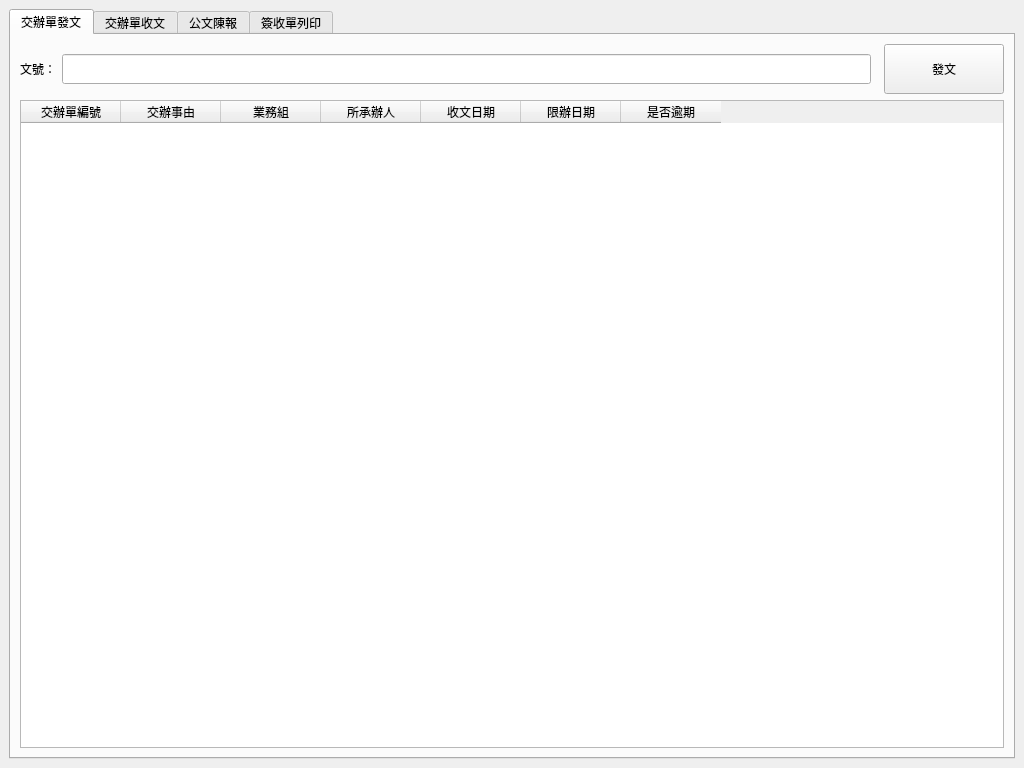
Above: Layout1.ui from jerrygskk/project_police before the change. Below: the same form after it.
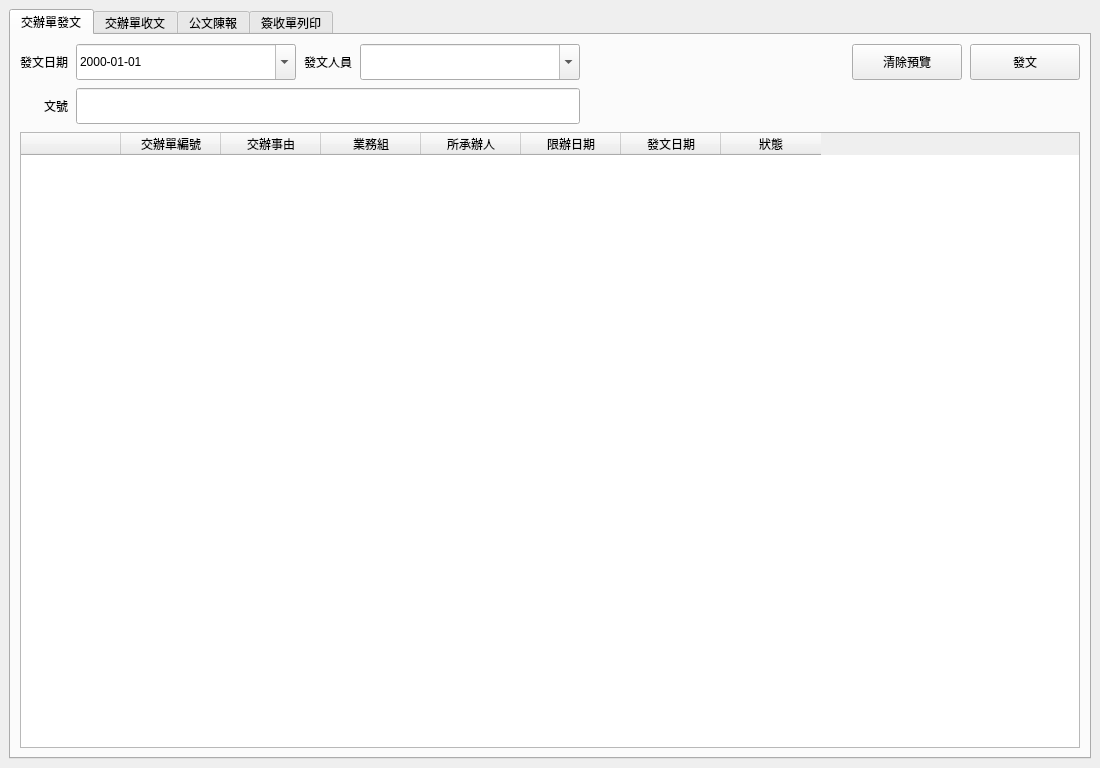
That is the form after the change.

Commit message: 實作交辦單收文與UI調整

Diff of the .ui file:
```diff
--- a/Layout1.ui
+++ b/Layout1.ui
@@ -3,12 +3,7 @@
  <class>MainWindow</class>
  <widget class="QMainWindow" name="MainWindow">
   <property name="geometry">
-   <rect>
-    <x>0</x>
-    <y>0</y>
-    <width>1024</width>
-    <height>768</height>
-   </rect>
+   <rect><x>0</x><y>0</y><width>1100</width><height>768</height></rect>
   </property>
   <property name="windowTitle">
    <string>公文管理系統</string>
@@ -27,24 +22,89 @@
         <string>交辦單發文</string>
        </attribute>
        <layout class="QVBoxLayout" name="tabLayout_1">
+        <property name="spacing"><number>8</number></property>
+
+        <!-- 用 Grid 確保對齊 -->
         <item>
-         <layout class="QHBoxLayout" name="topLayout_1">
-          <item><widget class="QLabel"><property name="text"><string>文號：</string></property></widget></item>
-          <item><widget class="QLineEdit" name="lineEdit_docNum"><property name="minimumSize"><size><width>150</width><height>30</height></size></property></widget></item>
-          <item><spacer name="sp1"><property name="orientation"><enum>Qt::Horizontal</enum></property></spacer></item>
-          <item><widget class="QPushButton" name="btn_send"><property name="minimumSize"><size><width>120</width><height>50</height></size></property><property name="text"><string>發文</string></property></widget></item>
+         <layout class="QGridLayout" name="topGrid">
+          <property name="horizontalSpacing"><number>8</number></property>
+          <property name="verticalSpacing"><number>8</number></property>
+
+          <!-- row0: 發文日期 | 日期欄 | 發文人員 | combo | 彈性 | 清除 | 發文 -->
+          <item row="0" column="0">
+           <widget class="QLabel" name="lbl_dispatch_date">
+            <property name="text"><string>發文日期</string></property>
+            <property name="alignment"><set>Qt::AlignRight|Qt::AlignVCenter</set></property>
+           </widget>
+          </item>
+          <item row="0" column="1">
+           <widget class="QDateEdit" name="dispatch_date">
+            <property name="minimumSize"><size><width>220</width><height>36</height></size></property>
+            <property name="calendarPopup"><bool>true</bool></property>
+            <property name="displayFormat"><string>yyyy-MM-dd</string></property>
+           </widget>
+          </item>
+          <item row="0" column="2">
+           <widget class="QLabel" name="lbl_sender">
+            <property name="text"><string>發文人員</string></property>
+            <property name="alignment"><set>Qt::AlignRight|Qt::AlignVCenter</set></property>
+           </widget>
+          </item>
+          <item row="0" column="3">
+           <widget class="QComboBox" name="dispatch_sender">
+            <property name="minimumSize"><size><width>220</width><height>36</height></size></property>
+            <property name="editable"><bool>true</bool></property>
+           </widget>
+          </item>
+          <item row="0" column="4">
+           <spacer>
+            <property name="orientation"><enum>Qt::Horizontal</enum></property>
+            <property name="sizeHint" stdset="0"><size><width>20</width><height>0</height></size></property>
+           </spacer>
+          </item>
+          <item row="0" column="5">
+           <widget class="QPushButton" name="btn_clear_all">
+            <property name="minimumSize"><size><width>110</width><height>36</height></size></property>
+            <property name="maximumSize"><size><width>110</width><height>36</height></size></property>
+            <property name="text"><string>清除預覽</string></property>
+           </widget>
+          </item>
+          <item row="0" column="6">
+           <widget class="QPushButton" name="btn_send">
+            <property name="minimumSize"><size><width>110</width><height>36</height></size></property>
+            <property name="maximumSize"><size><width>110</width><height>36</height></size></property>
+            <property name="text"><string>發文</string></property>
+           </widget>
+          </item>
+
+          <!-- row1: 文號 | 輸入框（跨到 col3 右緣對齊發文人員） -->
+          <item row="1" column="0">
+           <widget class="QLabel">
+            <property name="text"><string>文號</string></property>
+            <property name="alignment"><set>Qt::AlignRight|Qt::AlignVCenter</set></property>
+           </widget>
+          </item>
+          <item row="1" column="1" colspan="3">
+           <widget class="QLineEdit" name="lineEdit_docNum">
+            <property name="minimumSize"><size><width>0</width><height>36</height></size></property>
+           </widget>
+          </item>
+
          </layout>
         </item>
+
+        <!-- 表格 -->
         <item>
          <widget class="QTableWidget" name="tableWidget">
           <property name="selectionBehavior"><enum>QAbstractItemView::SelectRows</enum></property>
+          <column><property name="text"><string></string></property></column>
           <column><property name="text"><string>交辦單編號</string></property></column>
           <column><property name="text"><string>交辦事由</string></property></column>
           <column><property name="text"><string>業務組</string></property></column>
           <column><property name="text"><string>所承辦人</string></property></column>
-          <column><property name="text"><string>收文日期</string></property></column>
           <column><property name="text"><string>限辦日期</string></property></column>
-          <column><property name="text"><string>是否逾期</string></property></column>
+          <column><property name="text"><string>發文日期</string></property></column>
+          <column><property name="text"><string>狀態</string></property></column>
          </widget>
         </item>
        </layout>
```
Left out of the diff: 32 changed lines with no effect on the pictures. The commit also changes 13 other files.
